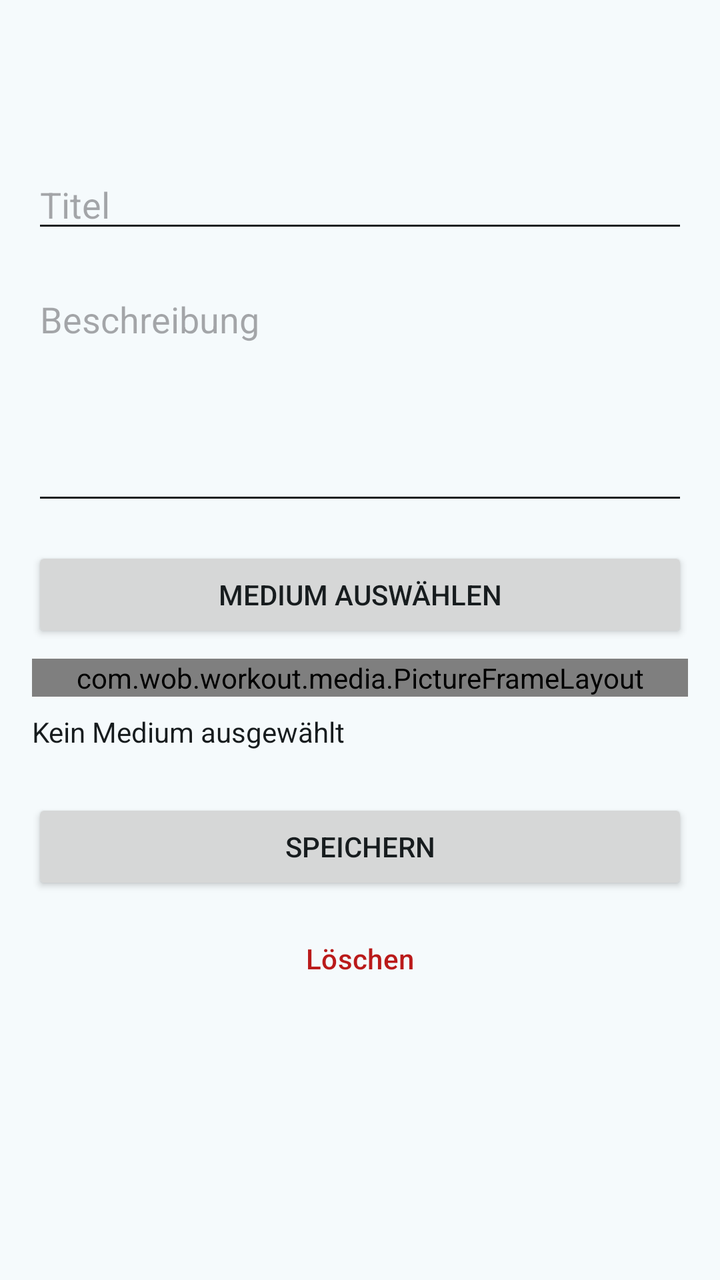
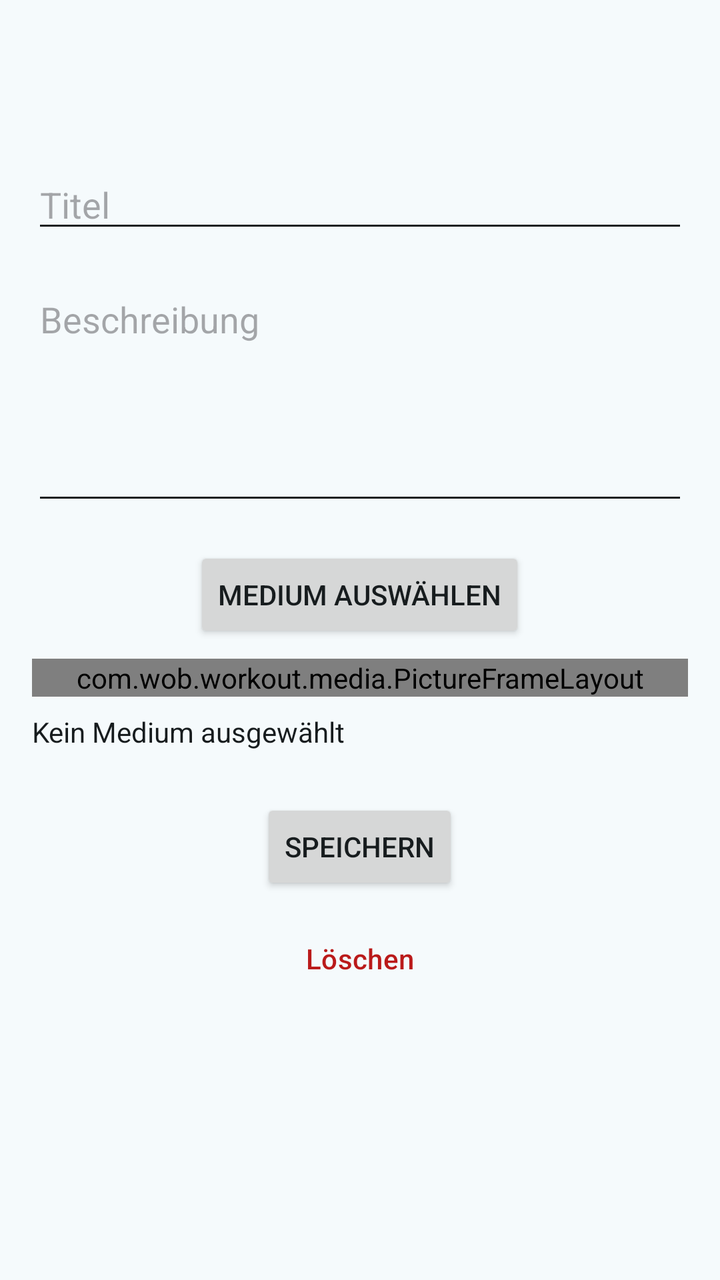

Screens rendered from an Android XML layout before and after an edit, with the pre-edit source and the edit as a unified diff.
<!-- AndroidManifest.xml: application theme Theme.Workout -->
<!-- res/layout/fragment_exercise_edit.xml -->
<?xml version="1.0" encoding="utf-8"?>
<LinearLayout xmlns:android="http://schemas.android.com/apk/res/android"
    xmlns:app="http://schemas.android.com/apk/res-auto"
    android:layout_width="match_parent"
    android:layout_height="match_parent"
    android:orientation="vertical">

    <com.google.android.material.appbar.MaterialToolbar
        android:id="@+id/toolbar"
        android:layout_width="match_parent"
        android:layout_height="?attr/actionBarSize"/>

    <ScrollView
        android:layout_width="match_parent"
        android:layout_height="match_parent">

        <LinearLayout
            android:layout_width="match_parent"
            android:layout_height="wrap_content"
            android:orientation="vertical"
            android:padding="16dp">

            <EditText
                android:id="@+id/edtTitle"
                android:layout_width="match_parent"
                android:layout_height="wrap_content"
                android:hint="@string/titel"/>

            <EditText
                android:id="@+id/edtDescription"
                android:layout_width="match_parent"
                android:layout_height="120dp"
                android:layout_marginTop="16dp"
                android:gravity="top"
                android:hint="@string/description"/>
            <Button
                android:id="@+id/btnSelectMedia"
                android:layout_width="match_parent"
                android:layout_height="wrap_content"
                android:layout_marginTop="16dp"
                android:text="Medium auswählen"/>

            <com.wob.workout.media.PictureFrameLayout
                android:layout_width="match_parent"
                android:layout_height="wrap_content"
                android:layout_gravity="center_horizontal"
                android:layout_marginTop="8dp">

                <com.wob.workout.media.FramedImageView
                    android:id="@+id/imgMediaPreview"
                    android:layout_width="match_parent"
                    android:layout_height="match_parent"
                    android:src="@drawable/exercise_placeholder"
                    android:contentDescription="@null"/>
            </com.wob.workout.media.PictureFrameLayout>

            <TextView
                android:id="@+id/txtMedia"
                android:layout_width="match_parent"
                android:layout_height="wrap_content"
                android:layout_marginTop="8dp"
                android:text="Kein Medium ausgewählt"/>

            <Button
                android:id="@+id/btnResetFraming"
                style="@style/Widget.Material3.Button.TextButton"
                android:layout_width="match_parent"
                android:layout_height="wrap_content"
                android:text="Ausschnitt zurücksetzen"
                android:visibility="gone"/>

            <Button
                android:id="@+id/btnRemoveMedia"
                style="@style/Widget.Material3.Button.TextButton"
                android:layout_width="match_parent"
                android:layout_height="wrap_content"
                android:text="Bild entfernen"
                android:visibility="gone"/>

            <Button
                android:id="@+id/btnSave"
                android:layout_width="match_parent"
                android:layout_height="wrap_content"
                android:layout_marginTop="24dp"
                android:text="@string/speichern"/>

            <Button
                android:id="@+id/btnDelete"
                style="@style/Widget.Workout.DeleteButton"
                android:layout_width="match_parent"
                android:layout_height="wrap_content"
                android:layout_marginTop="8dp"
                android:text="Löschen"/>

        </LinearLayout>

    </ScrollView>
</LinearLayout>
<!-- resources referenced by this layout -->
<resources>
  <string name="description">Beschreibung</string>
  <string name="speichern">Speichern</string>
  <string name="titel">Titel</string>
  <style name="Widget.Workout.DeleteButton" parent="Widget.Material3.Button.TextButton">
          <item name="android:textColor">?attr/colorError</item>
      </style>
  <style name="Theme.Workout" parent="Base.Theme.Workout" />
  <color name="primary">#00687A</color>
  <color name="on_primary">#FFFFFF</color>
  <color name="primary_container">#ACEDFF</color>
  <color name="on_primary_container">#001F26</color>
  <color name="primary_inverse">#84D2E7</color>
  <color name="secondary">#4B6269</color>
  <color name="on_secondary">#FFFFFF</color>
  <color name="secondary_container">#CEE7EF</color>
  <color name="on_secondary_container">#061F25</color>
  <color name="tertiary">#565D7E</color>
  <color name="on_tertiary">#FFFFFF</color>
  <color name="tertiary_container">#DDE1FF</color>
  <color name="on_tertiary_container">#131A37</color>
  <color name="error">#BA1A1A</color>
  <color name="on_error">#FFFFFF</color>
  <color name="error_container">#FFDAD6</color>
  <color name="on_error_container">#410002</color>
  <color name="surface">#F5FAFC</color>
  <color name="on_surface">#171C1E</color>
  <color name="surface_variant">#DBE4E7</color>
  <color name="on_surface_variant">#3F484B</color>
  <color name="surface_inverse">#2B3133</color>
  <color name="on_surface_inverse">#ECF2F4</color>
  <color name="surface_dim">#D5DBDD</color>
  <color name="surface_bright">#F5FAFC</color>
  <color name="surface_container_lowest">#FFFFFF</color>
  <color name="surface_container_low">#EFF4F7</color>
  <color name="surface_container">#E9EFF1</color>
  <color name="surface_container_high">#E3E9EB</color>
  <color name="surface_container_highest">#DEE3E6</color>
  <color name="outline">#70797C</color>
  <color name="outline_variant">#BFC8CB</color>
  <!-- unchanged entries left out for length: 2 -->
</resources>

<!-- the commit's change to res/layout/fragment_exercise_edit.xml (unified diff, before → after) -->
@@ -35,7 +35,8 @@
                 android:hint="@string/description"/>
             <Button
                 android:id="@+id/btnSelectMedia"
-                android:layout_width="match_parent"
+                android:layout_width="wrap_content"
+                android:layout_gravity="center_horizontal"
                 android:layout_height="wrap_content"
                 android:layout_marginTop="16dp"
                 android:text="Medium auswählen"/>
@@ -64,22 +65,25 @@
             <Button
                 android:id="@+id/btnResetFraming"
                 style="@style/Widget.Material3.Button.TextButton"
-                android:layout_width="match_parent"
+                android:layout_width="wrap_content"
                 android:layout_height="wrap_content"
+                android:layout_gravity="center_horizontal"
                 android:text="Ausschnitt zurücksetzen"
                 android:visibility="gone"/>
 
             <Button
                 android:id="@+id/btnRemoveMedia"
                 style="@style/Widget.Material3.Button.TextButton"
-                android:layout_width="match_parent"
+                android:layout_width="wrap_content"
                 android:layout_height="wrap_content"
+                android:layout_gravity="center_horizontal"
                 android:text="Bild entfernen"
                 android:visibility="gone"/>
 
             <Button
                 android:id="@+id/btnSave"
-                android:layout_width="match_parent"
+                android:layout_width="wrap_content"
+                android:layout_gravity="center_horizontal"
                 android:layout_height="wrap_content"
                 android:layout_marginTop="24dp"
                 android:text="@string/speichern"/>
@@ -87,7 +91,8 @@
             <Button
                 android:id="@+id/btnDelete"
                 style="@style/Widget.Workout.DeleteButton"
-                android:layout_width="match_parent"
+                android:layout_width="wrap_content"
+                android:layout_gravity="center_horizontal"
                 android:layout_height="wrap_content"
                 android:layout_marginTop="8dp"
                 android:text="Löschen"/>
